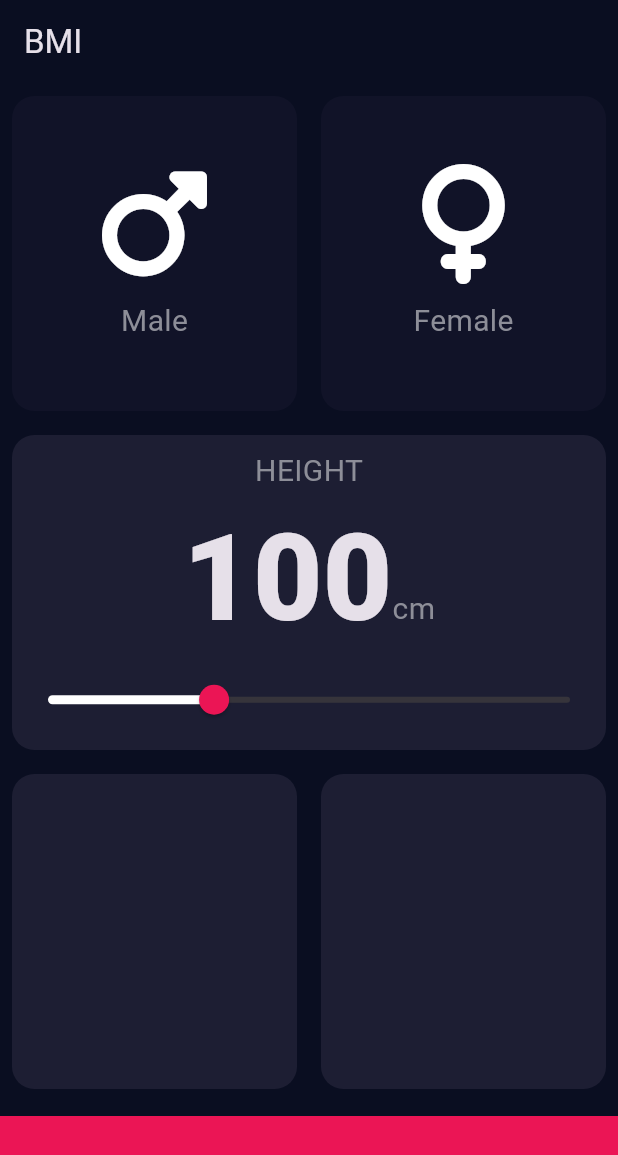
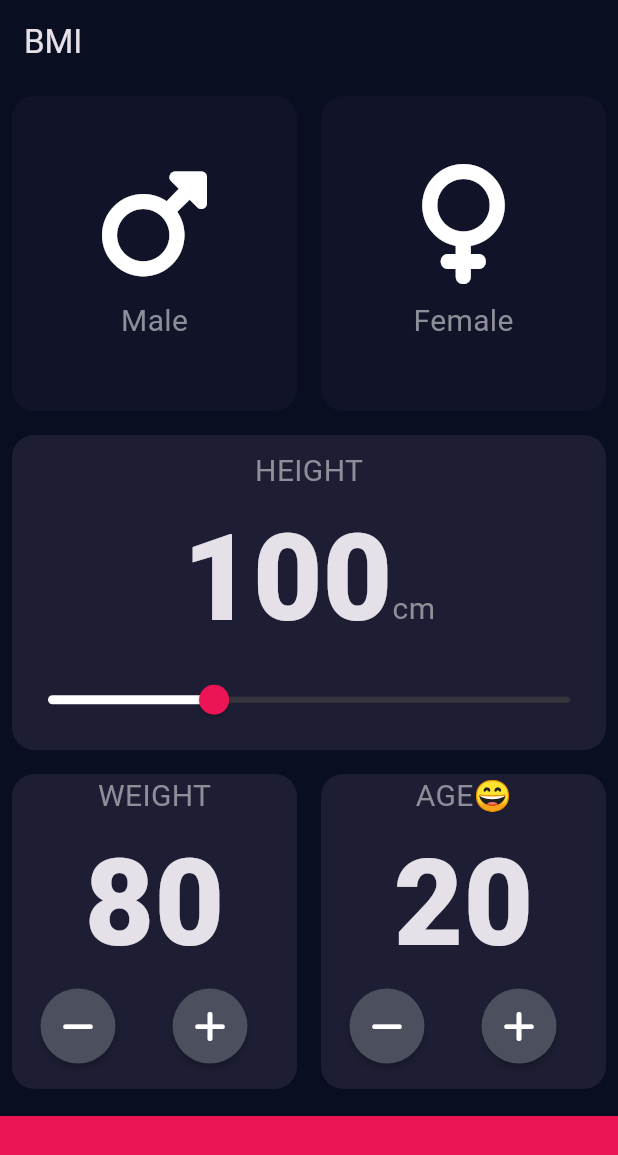
Before and after one commit to Joshua-100/bmi_calculator, a Flutter app: the screen it shows after launch, on a phone screen of 412 x 824 dp. Shown: the top 1155 px of the screen. Run offline on Flutter 3.47's test engine with Material 3 defaults, Android fonts, the phone set to English and light mode, and no system bars; our stand-ins replace font_awesome_flutter.

Commit message:
Added Weight and Age Functionality alongside the buttons

```diff
--- a/lib/components/input_page.dart
+++ b/lib/components/input_page.dart
@@ -1,6 +1,8 @@
+import 'package:flutter/cupertino.dart';
 import 'package:flutter/material.dart';
 import 'package:bmi_calculator/components/reusable_card.dart';
 import "package:bmi_calculator/components/card_elements.dart";
+import 'package:flutter/widgets.dart';
 import 'package:font_awesome_flutter/font_awesome_flutter.dart';
 import 'package:bmi_calculator/constants.dart';
 
@@ -18,6 +20,8 @@ class inputPage extends StatefulWidget {
 class _inputPageState extends State<inputPage> {
   GenderType? selectedGender;
   int height = 100;
+  int weight = 80;
+  int age = 20;
 
   @override
   Widget build(BuildContext context) {
@@ -104,10 +108,69 @@ class _inputPageState extends State<inputPage> {
                 children: [
                   Expanded(
                       child: ReusableCard(
+                    cardChild: Column(
+                      children: [
+                        const Text(
+                          "WEIGHT",
+                          style: kLabelTextStyle,
+                        ),
+                        Text(
+                          "$weight",
+                          style: kNumberTextStyle,
+                        ),
+                        Row(
+                          children: [
+                            RoundButton(
+                              icon: FontAwesomeIcons.minus,
+                              onPressed: () {
+                                setState(() {
+                                  weight--;
+                                });
+                              },
+                            ),
+                            RoundButton(
+                                icon: FontAwesomeIcons.plus,
+                                onPressed: () {
+                                  setState(() {
+                                    weight++;
+                                  });
+                                })
+                          ],
+                        ),
+                      ],
+                    ),
                     color: kActiveCardColor,
                   )),
                   Expanded(
                       child: ReusableCard(
+                    cardChild: Column(
+                      children: [
+                        Text(
+                          "AGE😄",
+                          style: kLabelTextStyle,
+                        ),
+                        Text(
+                          "$age",
+                          style: kNumberTextStyle,
+                        ),
+                        Row(
+                          children: [
+                            RoundButton(
+                                icon: FontAwesomeIcons.minus,
+                                onPressed: () {
+                                  setState(() {
+                                    age--;
+                                  });
+                                }),
+                            RoundButton(icon: FontAwesomeIcons.plus, onPressed: (){
+                              setState(() {
+                                age++;
+                              });
+                            })
+                          ],
+                        )
+                      ],
+                    ),
                     color: kActiveCardColor,
                   ))
                 ],
@@ -123,3 +186,21 @@ class _inputPageState extends State<inputPage> {
         ));
   }
 }
+
+class RoundButton extends StatelessWidget {
+  RoundButton({required this.icon, required this.onPressed});
+
+  IconData? icon;
+  Function()? onPressed;
+
+  @override
+  Widget build(BuildContext context) {
+    return RawMaterialButton(
+      constraints: BoxConstraints(minWidth: 88.0, minHeight: 50.0),
+      child: Icon(icon),
+      fillColor: Color(0xFF4C4F5E),
+      onPressed: onPressed,
+      shape: CircleBorder(),
+    );
+  }
+}
```
